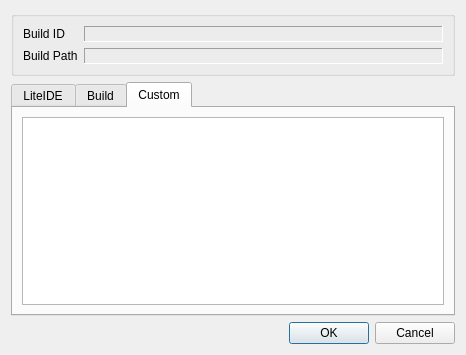
First picture: the form in liteidex/src/plugins/litebuild/buildconfigdialog.ui, repository visualfc/liteide, before the edit.
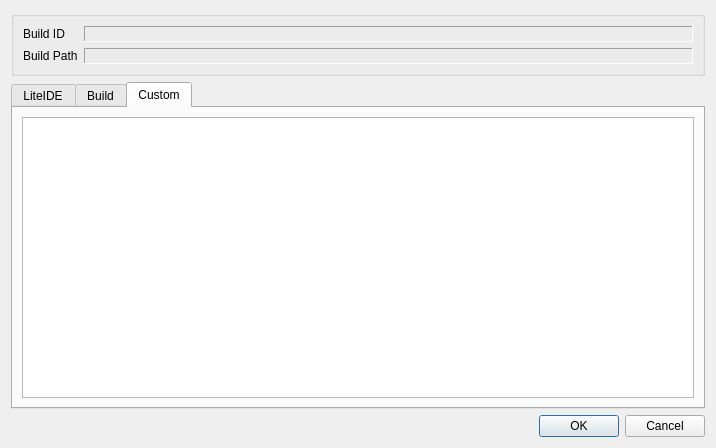
Second picture: the form after the edit.

The edit to the form file:
```diff
--- a/liteidex/src/plugins/litebuild/buildconfigdialog.ui
+++ b/liteidex/src/plugins/litebuild/buildconfigdialog.ui
@@ -6,8 +6,8 @@
    <rect>
     <x>0</x>
     <y>0</y>
-    <width>466</width>
-    <height>355</height>
+    <width>716</width>
+    <height>448</height>
    </rect>
   </property>
   <property name="windowTitle">
```
